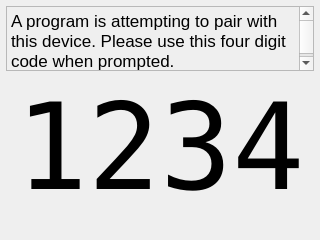
The window that ui/PairWidget.ui (kipr/botui) describes before a commit, drawn with Qt 5.
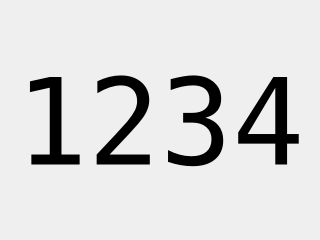
The same window after the commit.

Commit message: Removed instructions from pair widget

```diff
--- a/ui/PairWidget.ui
+++ b/ui/PairWidget.ui
@@ -13,7 +13,7 @@
   <property name="windowTitle">
    <string>Pair</string>
   </property>
-  <layout class="QVBoxLayout" name="verticalLayout" stretch="0,1,1">
+  <layout class="QVBoxLayout" name="verticalLayout" stretch="0,1,0">
    <property name="leftMargin">
     <number>6</number>
    </property>
@@ -27,64 +27,17 @@
     <number>0</number>
    </property>
    <item>
-    <widget class="QTextBrowser" name="textBrowser">
-     <property name="sizePolicy">
-      <sizepolicy hsizetype="Expanding" vsizetype="Expanding">
-       <horstretch>0</horstretch>
-       <verstretch>0</verstretch>
-      </sizepolicy>
+    <spacer name="verticalSpacer_2">
+     <property name="orientation">
+      <enum>Qt::Vertical</enum>
      </property>
-     <property name="maximumSize">
+     <property name="sizeHint" stdset="0">
       <size>
-       <width>16777215</width>
-       <height>65</height>
+       <width>20</width>
+       <height>40</height>
       </size>
      </property>
-     <property name="palette">
-      <palette>
-       <active>
-        <colorrole role="Base">
-         <brush brushstyle="SolidPattern">
-          <color alpha="0">
-           <red>255</red>
-           <green>255</green>
-           <blue>255</blue>
-          </color>
-         </brush>
-        </colorrole>
-       </active>
-       <inactive>
-        <colorrole role="Base">
-         <brush brushstyle="SolidPattern">
-          <color alpha="0">
-           <red>255</red>
-           <green>255</green>
-           <blue>255</blue>
-          </color>
-         </brush>
-        </colorrole>
-       </inactive>
-       <disabled>
-        <colorrole role="Base">
-         <brush brushstyle="SolidPattern">
-          <color alpha="255">
-           <red>212</red>
-           <green>208</green>
-           <blue>200</blue>
-          </color>
-         </brush>
-        </colorrole>
-       </disabled>
-      </palette>
-     </property>
-     <property name="html">
-      <string>&lt;!DOCTYPE HTML PUBLIC &quot;-//W3C//DTD HTML 4.0//EN&quot; &quot;http://www.w3.org/TR/REC-html40/strict.dtd&quot;&gt;
-&lt;html&gt;&lt;head&gt;&lt;meta name=&quot;qrichtext&quot; content=&quot;1&quot; /&gt;&lt;style type=&quot;text/css&quot;&gt;
-p, li { white-space: pre-wrap; }
-&lt;/style&gt;&lt;/head&gt;&lt;body style=&quot; font-family:'Lucida Grande'; font-size:13pt; font-weight:400; font-style:normal;&quot;&gt;
-&lt;p style=&quot; margin-top:0px; margin-bottom:0px; margin-left:0px; margin-right:0px; -qt-block-indent:0; text-indent:0px;&quot;&gt;A program is attempting to pair with this device. Please use this four digit code when prompted.&lt;/p&gt;&lt;/body&gt;&lt;/html&gt;</string>
-     </property>
-    </widget>
+    </spacer>
    </item>
    <item>
     <widget class="QLabel" name="code">
```
